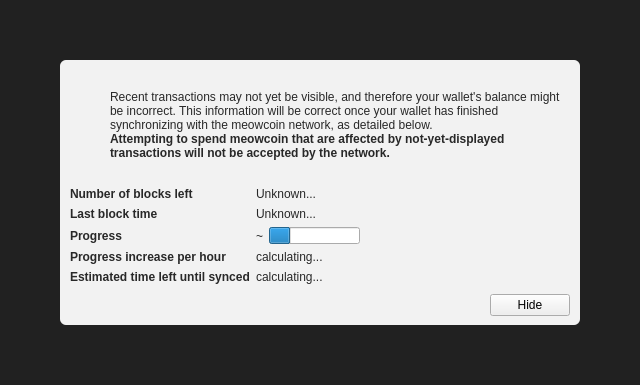
Old version of the form src/qt/forms/modaloverlay.ui in the repository 1NF1N18Y/points.
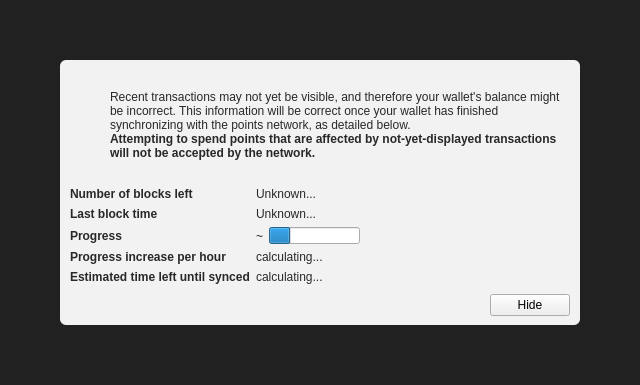
New version of the form. Icons and pictures are not drawn. Custom widgets are drawn as their Qt base class.

```diff
--- a/src/qt/forms/modaloverlay.ui
+++ b/src/qt/forms/modaloverlay.ui
@@ -130,7 +130,7 @@
              <item>
               <widget class="QLabel" name="infoText">
                <property name="text">
-                <string>Recent transactions may not yet be visible, and therefore your wallet's balance might be incorrect. This information will be correct once your wallet has finished synchronizing with the meowcoin network, as detailed below.</string>
+                <string>Recent transactions may not yet be visible, and therefore your wallet's balance might be incorrect. This information will be correct once your wallet has finished synchronizing with the points network, as detailed below.</string>
                </property>
                <property name="textFormat">
                 <enum>Qt::RichText</enum>
@@ -149,7 +149,7 @@
                 </font>
                </property>
                <property name="text">
-                <string>Attempting to spend meowcoin that are affected by not-yet-displayed transactions will not be accepted by the network.</string>
+                <string>Attempting to spend points that are affected by not-yet-displayed transactions will not be accepted by the network.</string>
                </property>
                <property name="textFormat">
                 <enum>Qt::RichText</enum>
```
